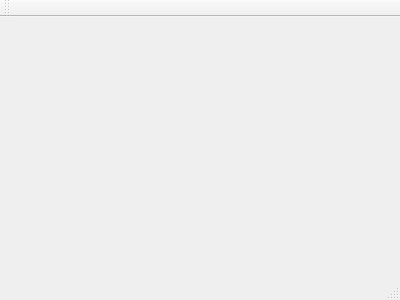
chentianveiko/qt5_51_modbus, file master/qt5_51_modbus_master/mainwindow.ui: the form before one commit.
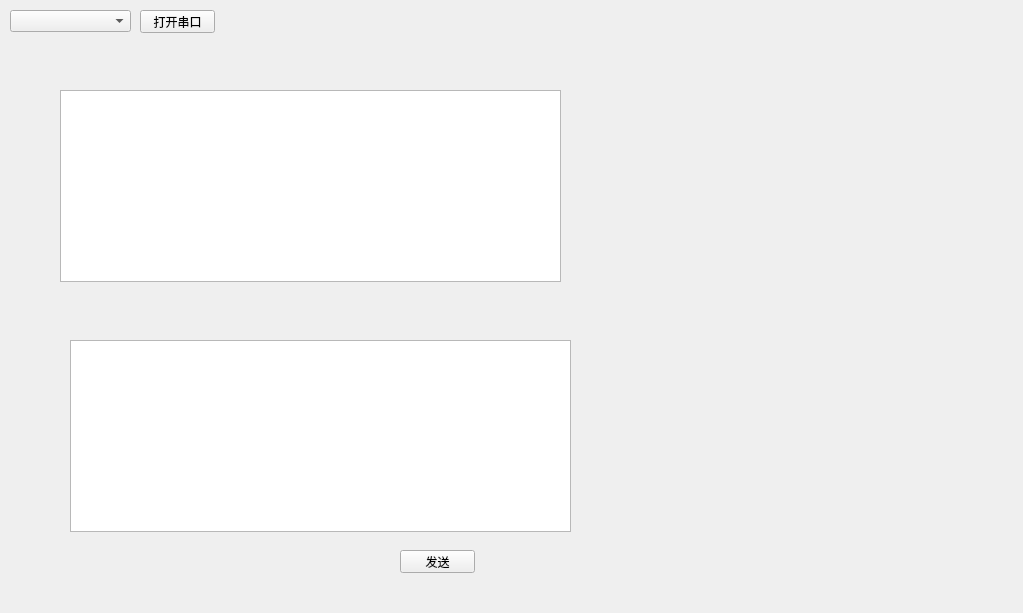
The form after the commit.

Commit message: 主机和从机都完成了基本串口通信功能

What changed in the file:
```diff
--- a/master/qt5_51_modbus_master/mainwindow.ui
+++ b/master/qt5_51_modbus_master/mainwindow.ui
@@ -1,24 +1,83 @@
 <ui version="4.0">
  <class>MainWindow</class>
- <widget class="QMainWindow" name="MainWindow" >
-  <property name="geometry" >
+ <widget class="QMainWindow" name="MainWindow">
+  <property name="geometry">
    <rect>
     <x>0</x>
     <y>0</y>
-    <width>400</width>
-    <height>300</height>
+    <width>1023</width>
+    <height>613</height>
    </rect>
   </property>
   <property name="windowTitle" >
    <string>MainWindow</string>
   </property>
-  <widget class="QMenuBar" name="menuBar" />
-  <widget class="QToolBar" name="mainToolBar" />
-  <widget class="QWidget" name="centralWidget" />
-  <widget class="QStatusBar" name="statusBar" />
+  <widget class="QWidget" name="centralWidget">
+   <widget class="QComboBox" name="comboBox_port">
+    <property name="geometry">
+     <rect>
+      <x>10</x>
+      <y>10</y>
+      <width>121</width>
+      <height>22</height>
+     </rect>
+    </property>
+   </widget>
+   <widget class="QTextBrowser" name="textBrowser_serial_data_dis">
+    <property name="geometry">
+     <rect>
+      <x>60</x>
+      <y>90</y>
+      <width>501</width>
+      <height>192</height>
+     </rect>
+    </property>
+   </widget>
+   <widget class="QTextBrowser" name="textBrowser_serial_data_send">
+    <property name="geometry">
+     <rect>
+      <x>70</x>
+      <y>340</y>
+      <width>501</width>
+      <height>192</height>
+     </rect>
+    </property>
+    <property name="readOnly">
+     <bool>false</bool>
+    </property>
+   </widget>
+   <widget class="QPushButton" name="pushButton_port_sw">
+    <property name="geometry">
+     <rect>
+      <x>140</x>
+      <y>10</y>
+      <width>75</width>
+      <height>23</height>
+     </rect>
+    </property>
+    <property name="text">
+     <string>打开串口</string>
+    </property>
+    <property name="checkable">
+     <bool>true</bool>
+    </property>
+   </widget>
+   <widget class="QPushButton" name="pushButton_send_data">
+    <property name="geometry">
+     <rect>
+      <x>400</x>
+      <y>550</y>
+      <width>75</width>
+      <height>23</height>
+     </rect>
+    </property>
+    <property name="text">
+     <string>发送</string>
+    </property>
+   </widget>
+  </widget>
  </widget>
- <layoutDefault spacing="6" margin="11" />
- <pixmapfunction></pixmapfunction>
+ <layoutdefault spacing="6" margin="11"/>
  <resources/>
  <connections/>
 </ui>
```
Left out of the diff: 3 changed lines with no effect on the pictures. The commit also changes 13 other files.
